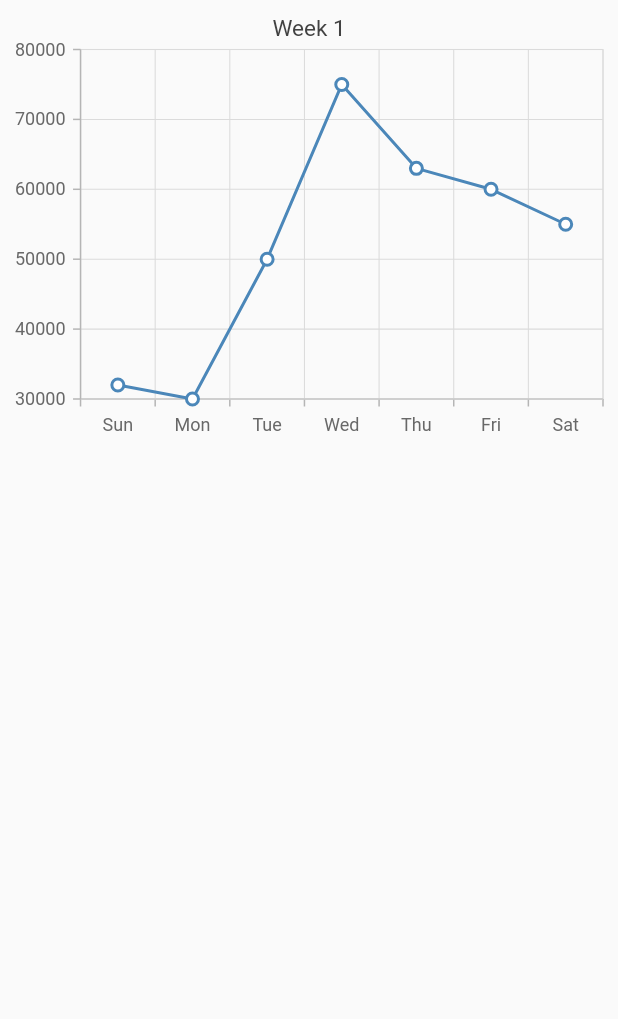
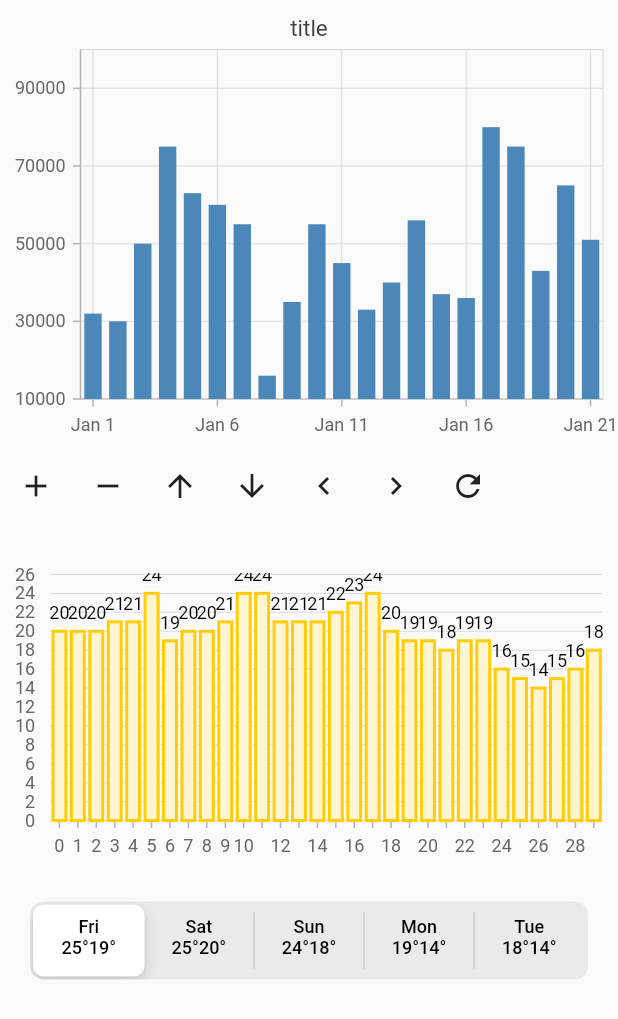
Before and after one commit to AmmarHammoud/PharamcyManagement, a Flutter app: the CalculationScreen screen opened directly, on a phone screen of 412 x 824 dp. Shown: the top 1019 px of the screen. Run offline on Flutter 3.47's test engine with Material 2 defaults, Android fonts, the phone set to English and light mode, and no system bars; our stand-ins replace conditional_builder_null_safety, dio, flutter_bloc, flutter_conditional_rendering, flutter_switch, fluttertoast and 3 more; accounts and stored records are empty.

Commit message:
Add useful example to know how to handle animation of grphic chart correctly.

```diff
--- a/lib/modules/calculations_screen/calculation_screen.dart
+++ b/lib/modules/calculations_screen/calculation_screen.dart
@@ -1,5 +1,7 @@
 import 'package:flutter/material.dart';
 import 'package:syncfusion_flutter_charts/charts.dart';
+
+import 'useful_example.dart';
 
 class CalculationScreen extends StatefulWidget {
   const CalculationScreen({Key? key}) : super(key: key);
@@ -9,112 +11,126 @@ class CalculationScreen extends StatefulWidget {
 }
 
 class _CalculationScreenState extends State<CalculationScreen> {
-  int index = 0;
-  WeeklySales weeklySales = getData(0);
-
   @override
   Widget build(BuildContext context) {
-    return SafeArea(
+    return const SafeArea(
       child: Scaffold(
-          body: SingleChildScrollView(
-        child: SizedBox(
-          height: 300,
-          child: Column(
+          body: Column(
             children: [
-              GestureDetector(
-                onHorizontalDragEnd: (DragEndDetails details) {
-                  if (details.primaryVelocity! < 0) {
-                    //Right swipe
-                    setState(() {
-                      if (index + 1 <= 2) {
-                        weeklySales = getData(++index);
-                      }
-                    });
-                  } else if (details.primaryVelocity! > 0) {
-                    //left swipe
-                    setState(() {
-                      if (index - 1 >= 0) {
-                        weeklySales = getData(--index);
-                      }
-                    });
-                  }
-                },
-                child: WeeklyEarnings(
-                  weeklySales: weeklySales,
-                ),
-              ),
+              WeeklyEarnings(),
+              SizedBox(height: 25,),
+              Pagination(),
             ],
-          ),
-        ),
           )),
     );
   }
 }
 
 class WeeklyEarnings extends StatelessWidget {
-  final WeeklySales weeklySales;
-
-  const WeeklyEarnings({Key? key, required this.weeklySales}) : super(key: key);
+  const WeeklyEarnings({Key? key}) : super(key: key);
 
   @override
   Widget build(BuildContext context) {
-    TrackballBehavior trackballBehavior = TrackballBehavior(
-        enable: true, activationMode: ActivationMode.singleTap);
-    return SfCartesianChart(
+    ZoomPanBehavior zoomBehavior =
+        ZoomPanBehavior(enablePinching: true, enableSelectionZooming: true);
+    return Column(
+      children: [
+        SfCartesianChart(
+            zoomPanBehavior: zoomBehavior,
+            onZooming: (ZoomPanArgs z) {
+              //print(z.currentZoomPosition);
+            },
+            onPlotAreaSwipe: (ChartSwipeDirection direction){print(direction);},
             enableAxisAnimation: true,
             //trackballBehavior: trackballBehavior,
-        primaryYAxis: NumericAxis(
-            minimum: weeklySales.min, maximum: weeklySales.max + 5000),
-        title: ChartTitle(text: weeklySales.title),
-        primaryXAxis: CategoryAxis(),
-        series: <LineSeries<SalesData, String>>[
-          LineSeries<SalesData, String>(
-            markerSettings: const MarkerSettings(isVisible: true),
-            dataSource: weeklySales.salesData,
+            primaryYAxis: NumericAxis(minimum: 10000, maximum: 100000),
+            title: ChartTitle(text: 'title'),
+            primaryXAxis: DateTimeAxis(),
+            series: <ColumnSeries<SalesData, DateTime>>[
+              ColumnSeries<SalesData, DateTime>(
+                //markerSettings: const MarkerSettings(isVisible: true),
+                dataSource: <SalesData>[
+                  SalesData(DateTime(2020, 1, 1), 32000),
+                  SalesData(DateTime(2020, 1, 2), 30000),
+                  SalesData(DateTime(2020, 1, 3), 50000),
+                  SalesData(DateTime(2020, 1, 4), 75000),
+                  SalesData(DateTime(2020, 1, 5), 63000),
+                  SalesData(DateTime(2020, 1, 6), 60000),
+                  SalesData(DateTime(2020, 1, 7), 55000),
+                  SalesData(DateTime(2020, 1, 8), 16000),
+                  SalesData(DateTime(2020, 1, 9), 35000),
+                  SalesData(DateTime(2020, 1, 10), 55000),
+                  SalesData(DateTime(2020, 1, 11), 45000),
+                  SalesData(DateTime(2020, 1, 12), 33000),
+                  SalesData(DateTime(2020, 1, 13), 40000),
+                  SalesData(DateTime(2020, 1, 14), 56000),
+                  SalesData(DateTime(2020, 1, 15), 37000),
+                  SalesData(DateTime(2020, 1, 16), 36000),
+                  SalesData(DateTime(2020, 1, 17), 80000),
+                  SalesData(DateTime(2020, 1, 18), 75000),
+                  SalesData(DateTime(2020, 1, 19), 43000),
+                  SalesData(DateTime(2020, 1, 20), 65000),
+                  SalesData(DateTime(2020, 1, 21), 51000),
+                ],
                 xValueMapper: (SalesData sales, _) => sales.day,
                 yValueMapper: (SalesData sales, _) => sales.sales,
               ),
-        ]);
+            ]),
+        Row(
+          children: [
+            IconButton(
+              onPressed: () {
+                zoomBehavior.zoomIn();
+              },
+              icon: const Icon(Icons.add),
+            ),
+            IconButton(
+              onPressed: () {
+                zoomBehavior.zoomOut();
+              },
+              icon: const Icon(Icons.remove),
+            ),
+            IconButton(
+              onPressed: () {
+                zoomBehavior.panToDirection('top');
+              },
+              icon: const Icon(Icons.arrow_upward),
+            ),
+            IconButton(
+              onPressed: () {
+                zoomBehavior.panToDirection('bottom');
+              },
+              icon: const Icon(Icons.arrow_downward),
+            ),
+            IconButton(
+              onPressed: () {
+                zoomBehavior.panToDirection('left');
+              },
+              icon: const Icon(Icons.keyboard_arrow_left),
+            ),
+            IconButton(
+              onPressed: () {
+                zoomBehavior.panToDirection('right');
+              },
+              icon: const Icon(Icons.keyboard_arrow_right),
+            ),
+            IconButton(
+              onPressed: () {
+                zoomBehavior.reset();
+              },
+              icon: const Icon(Icons.refresh),
+            ),
+          ],
+        )
+      ],
+    );
   }
-}
-
-WeeklySales getData(int index) {
-  var list = [
-    WeeklySales(salesData: <SalesData>[
-      SalesData('Sun', 32000),
-      SalesData('Mon', 30000),
-      SalesData('Tue', 50000),
-      SalesData('Wed', 75000),
-      SalesData('Thu', 63000),
-      SalesData('Fri', 60000),
-      SalesData('Sat', 55000),
-    ], min: 30000, max: 75000, title: 'Week 1'),
-    WeeklySales(salesData: <SalesData>[
-      SalesData('Sun', 16000),
-      SalesData('Mon', 35000),
-      SalesData('Tue', 55000),
-      SalesData('Wed', 45000),
-      SalesData('Thu', 33000),
-      SalesData('Fri', 40000),
-      SalesData('Sat', 56000),
-    ], min: 16000, max: 56000, title: 'Week 2'),
-    WeeklySales(salesData: <SalesData>[
-      SalesData('Sun', 37000),
-      SalesData('Mon', 36000),
-      SalesData('Tue', 80000),
-      SalesData('Wed', 75000),
-      SalesData('Thu', 43000),
-      SalesData('Fri', 65000),
-      SalesData('Sat', 51000),
-    ], min: 36000, max: 80000, title: 'Week 3')
-  ];
-  return list[index];
 }
 
 class SalesData {
   SalesData(this.day, this.sales);
 
-  final String day;
+  final DateTime day;
   final double sales;
 }
 
--- /dev/null
+++ b/lib/modules/calculations_screen/useful_example.dart
@@ -0,0 +1,258 @@
+import 'package:flutter/cupertino.dart';
+import 'package:flutter/material.dart';
+import 'package:syncfusion_flutter_charts/charts.dart';
+
+/// Renders the pagination sample
+class Pagination extends StatefulWidget {
+  /// Creates the pagination chart
+  const Pagination({Key? key}) : super(key: key);
+
+  @override
+  State<Pagination> createState() => _PaginationState();
+}
+
+class _PaginationState extends State<Pagination> {
+  late double height, width, _segmentedControlWidth;
+  late double _containerWidth, _containerHeight;
+  double? diff;
+  late int segmentedControlGroupValue;
+  late int degree;
+  late String day;
+  late double _visibleMin;
+  late double _visibleMax;
+  late List<String> _daysWithTime;
+  late List<String> _temperatue;
+  late List<String> _days;
+  late List<double> _minValues;
+  late List<double> _maxValues;
+  late List<int> _degrees;
+
+  late List<ChartSampleData> chartData;
+
+  @override
+  void initState() {
+    segmentedControlGroupValue = 0;
+    degree = 25;
+    day = 'Friday, 01:00 am';
+    _visibleMin = 0;
+    _visibleMax = 5;
+    _daysWithTime = const <String>[
+      'Friday, 01:00 am',
+      'Saturday, 01:00 am',
+      'Sunday, 01:00 am',
+      'Monday, 01:00 am',
+      'Tuesday, 01:00 am'
+    ];
+    _temperatue = const <String>[
+      '25°19°',
+      '25°20°',
+      '24°18°',
+      '19°14°',
+      '18°14°'
+    ];
+    _days = const <String>['Fri', 'Sat', 'Sun', 'Mon', 'Tue'];
+    _minValues = const <double>[0, 6, 12, 18, 24];
+    _maxValues = const <double>[5, 11, 17, 23, 29];
+    _degrees = const <int>[25, 25, 24, 19, 18];
+    chartData = <ChartSampleData>[
+      ChartSampleData(xValue: '0', x: '1 am', y: 20),
+      ChartSampleData(xValue: '1', x: '4 am', y: 20),
+      ChartSampleData(xValue: '2', x: '7 am', y: 20),
+      ChartSampleData(xValue: '3', x: '10 am', y: 21),
+      ChartSampleData(xValue: '4', x: '1 pm', y: 21),
+      ChartSampleData(xValue: '5', x: '4 pm', y: 24),
+      ChartSampleData(xValue: '6', x: '1 am', y: 19),
+      ChartSampleData(xValue: '7', x: '4 am', y: 20),
+      ChartSampleData(xValue: '8', x: '7 am', y: 20),
+      ChartSampleData(xValue: '9', x: '10 am', y: 21),
+      ChartSampleData(xValue: '10', x: '1 pm', y: 24),
+      ChartSampleData(xValue: '11', x: '4 pm', y: 24),
+      ChartSampleData(xValue: '12', x: '1 am', y: 21),
+      ChartSampleData(xValue: '13', x: '4 am', y: 21),
+      ChartSampleData(xValue: '14', x: '7 am', y: 21),
+      ChartSampleData(xValue: '15', x: '10 am', y: 22),
+      ChartSampleData(xValue: '16', x: '1 pm', y: 23),
+      ChartSampleData(xValue: '17', x: '4 pm', y: 24),
+      ChartSampleData(xValue: '18', x: '1 am', y: 20),
+      ChartSampleData(xValue: '19', x: '4 am', y: 19),
+      ChartSampleData(xValue: '20', x: '7 am', y: 19),
+      ChartSampleData(xValue: '21', x: '10 am', y: 18),
+      ChartSampleData(xValue: '22', x: '1 pm', y: 19),
+      ChartSampleData(xValue: '23', x: '4 pm', y: 19),
+      ChartSampleData(xValue: '24', x: '1 am', y: 16),
+      ChartSampleData(xValue: '25', x: '4 am', y: 15),
+      ChartSampleData(xValue: '26', x: '7 am', y: 14),
+      ChartSampleData(xValue: '27', x: '10 am', y: 15),
+      ChartSampleData(xValue: '28', x: '1 pm', y: 16),
+      ChartSampleData(xValue: '29', x: '4 pm', y: 18),
+    ];
+    super.initState();
+  }
+
+  @override
+  Widget build(BuildContext context) {
+    width = MediaQuery.of(context).size.width;
+    final Orientation orientation = MediaQuery.of(context).orientation;
+    _segmentedControlWidth = width > 500 ? width * 0.5 : double.infinity;
+    height = MediaQuery.of(context).size.height;
+    height = height;
+    height = height * 0.65;
+    _containerHeight = 30;
+    return SizedBox(
+        height: 300,
+        child: Column(children: <Widget>[
+          Expanded(child: Container(child: _buildCartesianChart())),
+          Visibility(
+              visible: height < 350 ? false : true,
+              child: Container(
+                  padding: const EdgeInsets.all(20),
+                  width: _segmentedControlWidth,
+                  child: CupertinoSlidingSegmentedControl<int>(
+                      groupValue: segmentedControlGroupValue,
+                      children: _getButtons(orientation),
+                      onValueChanged: (int? i) => _loadGroupValue(i!))))
+        ]));
+  }
+
+  /// Returns the item of segmented control
+  Map<int, Widget> _getButtons(Orientation orientation) {
+    _containerWidth = _segmentedControlWidth == double.infinity
+        ? width / 5
+        : _segmentedControlWidth / 5;
+    const Color color = Colors.black;
+    //const Color color = Color.fromRGBO(242, 242, 242, 1);
+    final ButtonStyle style = ButtonStyle(
+      backgroundColor: MaterialStateProperty.resolveWith(getColor),
+    );
+    final Map<int, Widget> buttons = <int, Widget>{};
+    for (int i = 0; i <= 4; i++) {
+      buttons.putIfAbsent(
+        i,
+        () => SizedBox(
+            width: _containerWidth,
+            child: TextButton(
+                onPressed: () => _loadGroupValue(i),
+                style: style,
+                child: Column(
+                  children: <Widget>[
+                    Text(_days[i],
+                        style: TextStyle(fontSize: 12, color: color)),
+                    Text(_temperatue[i],
+                        style: TextStyle(fontSize: 12, color: color)),
+                  ],
+                ))),
+      );
+    }
+
+    return buttons;
+  }
+
+  /// Returns color for the button based on interaction performed
+  Color? getColor(Set<MaterialState> states) {
+    if (states.contains(MaterialState.hovered)) {
+      return const Color.fromRGBO(104, 104, 104, 1);
+    } else if (states.contains(MaterialState.focused) ||
+        states.contains(MaterialState.pressed)) {
+      return const Color.fromRGBO(224, 224, 224, 1);
+    } else {
+      return null;
+    }
+  }
+
+  /// Calls while performing the swipe operation
+  void performSwipe(ChartSwipeDirection direction) {
+    int? index;
+    if (_visibleMin == 0 && _visibleMax == 5) {
+      index = direction == ChartSwipeDirection.end ? 1 : null;
+    } else if (_visibleMin == 6 && _visibleMax == 11) {
+      index = direction == ChartSwipeDirection.end ? 2 : 0;
+    } else if (_visibleMin == 12 && _visibleMax == 17) {
+      index = direction == ChartSwipeDirection.end ? 3 : 1;
+    } else if (_visibleMin == 18 && _visibleMax == 23) {
+      index = direction == ChartSwipeDirection.end ? 4 : 2;
+    } else if (_visibleMin == 24 && _visibleMax == 29) {
+      index = direction == ChartSwipeDirection.end ? null : 3;
+    }
+
+    if (index != null) {
+      _loadGroupValue(index);
+    }
+  }
+
+  /// load the values based on the provided index
+  void _loadGroupValue(int index) {
+    setState(() {
+      _visibleMin = _minValues[index];
+      _visibleMax = _maxValues[index];
+      segmentedControlGroupValue = index;
+      degree = _degrees[index];
+      day = _daysWithTime[index];
+    });
+  }
+
+  /// Returns the cartesian chart
+  SfCartesianChart _buildCartesianChart() {
+    return SfCartesianChart(
+      primaryYAxis: NumericAxis(
+        interval: 2,
+        minimum: 0,
+        maximum: 26,
+        isVisible: true,
+        anchorRangeToVisiblePoints: true,
+        axisLine: const AxisLine(width: 0),
+        majorTickLines: const MajorTickLines(color: Colors.transparent),
+      ),
+      primaryXAxis: CategoryAxis(
+          visibleMaximum: _visibleMax,
+          visibleMinimum: _visibleMin,
+          labelPlacement: LabelPlacement.onTicks,
+          interval: 1,
+          name: 'primaryXAxis',
+          axisLine: const AxisLine(width: 0, color: Colors.transparent),
+          edgeLabelPlacement: EdgeLabelPlacement.shift,
+          majorGridLines: const MajorGridLines(width: 0),
+          axisLabelFormatter: (AxisLabelRenderDetails details) {
+            if (details.axis.name == 'primaryXAxis') {
+              for (final ChartSampleData sampleData in chartData) {
+                if (sampleData.xValue == details.text) {
+                  return ChartAxisLabel(sampleData.x, details.textStyle);
+                }
+              }
+            }
+            return ChartAxisLabel(details.text, details.textStyle);
+          }),
+      plotAreaBorderWidth: 0,
+      series: getSeries(),
+      onPlotAreaSwipe: (ChartSwipeDirection direction) =>
+          performSwipe(direction),
+    );
+  }
+
+  /// Returns the chart series
+  List<ChartSeries<ChartSampleData, String>> getSeries() {
+    return <ChartSeries<ChartSampleData, String>>[
+      ColumnSeries<ChartSampleData, String>(
+        dataSource: chartData,
+        borderColor: const Color.fromRGBO(255, 204, 5, 1),
+        borderWidth: 2,
+        color: const Color.fromRGBO(255, 245, 211, 1),
+        dataLabelSettings: const DataLabelSettings(
+            isVisible: true, labelAlignment: ChartDataLabelAlignment.outer),
+        xValueMapper: (ChartSampleData sales, _) => sales.xValue,
+        yValueMapper: (ChartSampleData sales, _) => sales.y,
+      ),
+    ];
+  }
+}
+
+class ChartSampleData {
+  final String xValue;
+  final String x;
+  final int y;
+
+  ChartSampleData({
+    required this.xValue,
+    required this.x,
+    required this.y,
+  });
+}
```
Lines whose indentation alone changed are shown as unchanged.
